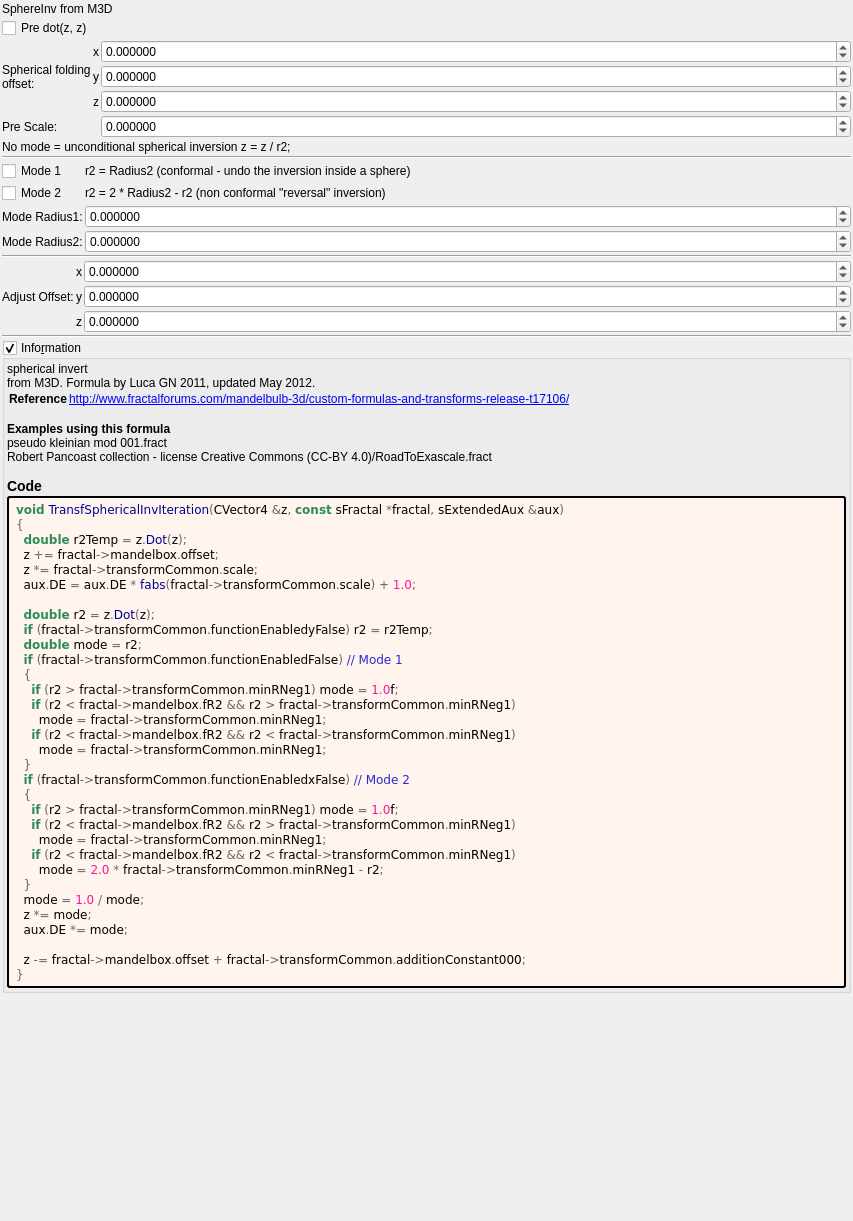
This is mandelbulber2/formula/ui/transf_spherical_inv.ui in buddhi1980/mandelbulber2 as Qt 5 draws it before an edit. The edited form follows.
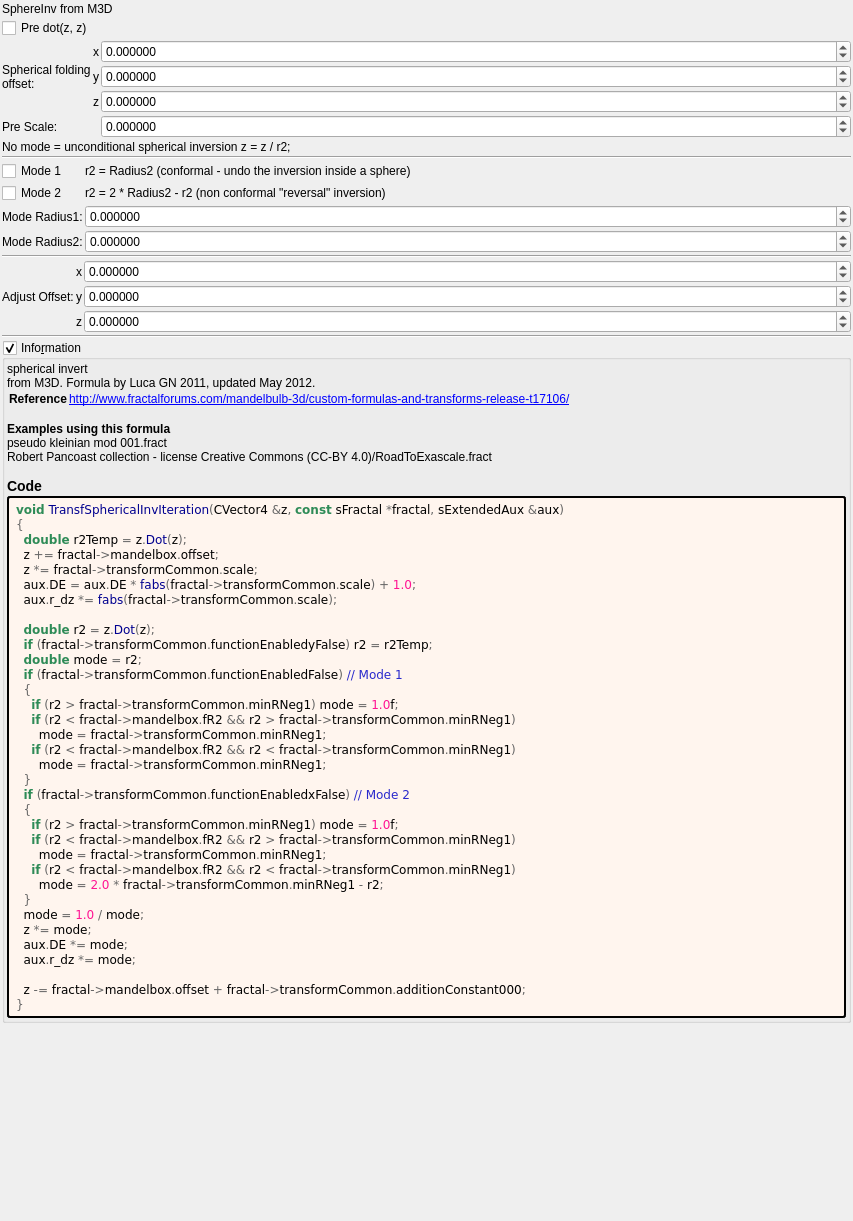
This is the edited form. Custom widgets are drawn as their Qt base class.

```diff
--- a/mandelbulber2/formula/ui/transf_spherical_inv.ui
+++ b/mandelbulber2/formula/ui/transf_spherical_inv.ui
@@ -540,6 +540,7 @@
   z &lt;span style=&quot;color:#676767&quot;&gt;+=&lt;/span&gt; fractal&lt;span style=&quot;color:#676767&quot;&gt;-&amp;gt;&lt;/span&gt;mandelbox&lt;span style=&quot;color:#676767&quot;&gt;.&lt;/span&gt;offset&lt;span style=&quot;color:#676767&quot;&gt;;&lt;/span&gt;
   z &lt;span style=&quot;color:#676767&quot;&gt;*=&lt;/span&gt; fractal&lt;span style=&quot;color:#676767&quot;&gt;-&amp;gt;&lt;/span&gt;transformCommon&lt;span style=&quot;color:#676767&quot;&gt;.&lt;/span&gt;scale&lt;span style=&quot;color:#676767&quot;&gt;;&lt;/span&gt;
   aux&lt;span style=&quot;color:#676767&quot;&gt;.&lt;/span&gt;DE &lt;span style=&quot;color:#676767&quot;&gt;=&lt;/span&gt; aux&lt;span style=&quot;color:#676767&quot;&gt;.&lt;/span&gt;DE &lt;span style=&quot;color:#676767&quot;&gt;*&lt;/span&gt; &lt;span style=&quot;color:#00008f&quot;&gt;fabs&lt;/span&gt;&lt;span style=&quot;color:#676767&quot;&gt;(&lt;/span&gt;fractal&lt;span style=&quot;color:#676767&quot;&gt;-&amp;gt;&lt;/span&gt;transformCommon&lt;span style=&quot;color:#676767&quot;&gt;.&lt;/span&gt;scale&lt;span style=&quot;color:#676767&quot;&gt;) +&lt;/span&gt; &lt;span style=&quot;color:#ff1493&quot;&gt;1.0&lt;/span&gt;&lt;span style=&quot;color:#676767&quot;&gt;;&lt;/span&gt;
+  aux&lt;span style=&quot;color:#676767&quot;&gt;.&lt;/span&gt;r_dz &lt;span style=&quot;color:#676767&quot;&gt;*=&lt;/span&gt; &lt;span style=&quot;color:#00008f&quot;&gt;fabs&lt;/span&gt;&lt;span style=&quot;color:#676767&quot;&gt;(&lt;/span&gt;fractal&lt;span style=&quot;color:#676767&quot;&gt;-&amp;gt;&lt;/span&gt;transformCommon&lt;span style=&quot;color:#676767&quot;&gt;.&lt;/span&gt;scale&lt;span style=&quot;color:#676767&quot;&gt;);&lt;/span&gt;
 
   &lt;span style=&quot;color:#2e8b57; font-weight:bold&quot;&gt;double&lt;/span&gt; r2 &lt;span style=&quot;color:#676767&quot;&gt;=&lt;/span&gt; z&lt;span style=&quot;color:#676767&quot;&gt;.&lt;/span&gt;&lt;span style=&quot;color:#00008f&quot;&gt;Dot&lt;/span&gt;&lt;span style=&quot;color:#676767&quot;&gt;(&lt;/span&gt;z&lt;span style=&quot;color:#676767&quot;&gt;);&lt;/span&gt;
   &lt;span style=&quot;color:#2e8b57; font-weight:bold&quot;&gt;if&lt;/span&gt; &lt;span style=&quot;color:#676767&quot;&gt;(&lt;/span&gt;fractal&lt;span style=&quot;color:#676767&quot;&gt;-&amp;gt;&lt;/span&gt;transformCommon&lt;span style=&quot;color:#676767&quot;&gt;.&lt;/span&gt;functionEnabledyFalse&lt;span style=&quot;color:#676767&quot;&gt;)&lt;/span&gt; r2 &lt;span style=&quot;color:#676767&quot;&gt;=&lt;/span&gt; r2Temp&lt;span style=&quot;color:#676767&quot;&gt;;&lt;/span&gt;
@@ -563,6 +564,7 @@
   mode &lt;span style=&quot;color:#676767&quot;&gt;=&lt;/span&gt; &lt;span style=&quot;color:#ff1493&quot;&gt;1.0&lt;/span&gt; &lt;span style=&quot;color:#676767&quot;&gt;/&lt;/span&gt; mode&lt;span style=&quot;color:#676767&quot;&gt;;&lt;/span&gt;
   z &lt;span style=&quot;color:#676767&quot;&gt;*=&lt;/span&gt; mode&lt;span style=&quot;color:#676767&quot;&gt;;&lt;/span&gt;
   aux&lt;span style=&quot;color:#676767&quot;&gt;.&lt;/span&gt;DE &lt;span style=&quot;color:#676767&quot;&gt;*=&lt;/span&gt; mode&lt;span style=&quot;color:#676767&quot;&gt;;&lt;/span&gt;
+  aux&lt;span style=&quot;color:#676767&quot;&gt;.&lt;/span&gt;r_dz &lt;span style=&quot;color:#676767&quot;&gt;*=&lt;/span&gt; mode&lt;span style=&quot;color:#676767&quot;&gt;;&lt;/span&gt;
 
   z &lt;span style=&quot;color:#676767&quot;&gt;-=&lt;/span&gt; fractal&lt;span style=&quot;color:#676767&quot;&gt;-&amp;gt;&lt;/span&gt;mandelbox&lt;span style=&quot;color:#676767&quot;&gt;.&lt;/span&gt;offset &lt;span style=&quot;color:#676767&quot;&gt;+&lt;/span&gt; fractal&lt;span style=&quot;color:#676767&quot;&gt;-&amp;gt;&lt;/span&gt;transformCommon&lt;span style=&quot;color:#676767&quot;&gt;.&lt;/span&gt;additionConstant000&lt;span style=&quot;color:#676767&quot;&gt;;&lt;/span&gt;
 &lt;span style=&quot;color:#676767&quot;&gt;}&lt;/span&gt;
```
